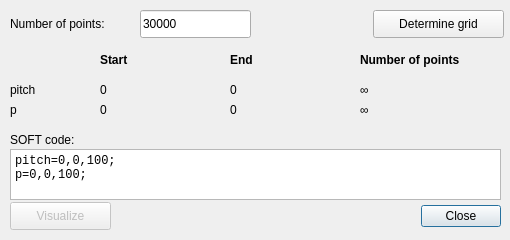
Before: the Qt Designer form ui/grid.ui in hoppe93/codeviz, drawn with Qt 5.
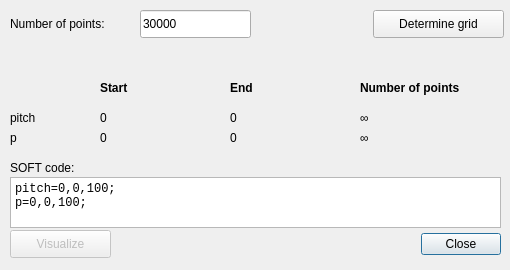
After: the same form once the commit is applied.

```diff
--- a/ui/grid.ui
+++ b/ui/grid.ui
@@ -7,7 +7,7 @@
     <x>0</x>
     <y>0</y>
     <width>510</width>
-    <height>240</height>
+    <height>270</height>
    </rect>
   </property>
   <property name="windowTitle">
@@ -17,7 +17,7 @@
    <property name="geometry">
     <rect>
      <x>200</x>
-     <y>200</y>
+     <y>228</y>
      <width>301</width>
      <height>32</height>
     </rect>
@@ -72,7 +72,7 @@
    <property name="geometry">
     <rect>
      <x>10</x>
-     <y>80</y>
+     <y>108</y>
      <width>31</width>
      <height>20</height>
     </rect>
@@ -85,7 +85,7 @@
    <property name="geometry">
     <rect>
      <x>10</x>
-     <y>100</y>
+     <y>128</y>
      <width>63</width>
      <height>20</height>
     </rect>
@@ -98,7 +98,7 @@
    <property name="geometry">
     <rect>
      <x>100</x>
-     <y>50</y>
+     <y>78</y>
      <width>41</width>
      <height>20</height>
     </rect>
@@ -117,7 +117,7 @@
    <property name="geometry">
     <rect>
      <x>230</x>
-     <y>50</y>
+     <y>78</y>
      <width>31</width>
      <height>20</height>
     </rect>
@@ -136,7 +136,7 @@
    <property name="geometry">
     <rect>
      <x>360</x>
-     <y>50</y>
+     <y>78</y>
      <width>121</width>
      <height>20</height>
     </rect>
@@ -155,7 +155,7 @@
    <property name="geometry">
     <rect>
      <x>100</x>
-     <y>80</y>
+     <y>108</y>
      <width>111</width>
      <height>20</height>
     </rect>
@@ -168,7 +168,7 @@
    <property name="geometry">
     <rect>
      <x>230</x>
-     <y>80</y>
+     <y>108</y>
      <width>111</width>
      <height>20</height>
     </rect>
@@ -181,7 +181,7 @@
    <property name="geometry">
     <rect>
      <x>360</x>
-     <y>80</y>
+     <y>108</y>
      <width>63</width>
      <height>20</height>
     </rect>
@@ -194,7 +194,7 @@
    <property name="geometry">
     <rect>
      <x>100</x>
-     <y>100</y>
+     <y>128</y>
      <width>111</width>
      <height>20</height>
     </rect>
@@ -207,7 +207,7 @@
    <property name="geometry">
     <rect>
      <x>230</x>
-     <y>100</y>
+     <y>128</y>
      <width>111</width>
      <height>20</height>
     </rect>
@@ -220,7 +220,7 @@
    <property name="geometry">
     <rect>
      <x>360</x>
-     <y>100</y>
+     <y>128</y>
      <width>63</width>
      <height>20</height>
     </rect>
@@ -233,7 +233,7 @@
    <property name="geometry">
     <rect>
      <x>10</x>
-     <y>149</y>
+     <y>177</y>
      <width>491</width>
      <height>51</height>
     </rect>
@@ -255,7 +255,7 @@
    <property name="geometry">
     <rect>
      <x>10</x>
-     <y>130</y>
+     <y>158</y>
      <width>81</width>
      <height>20</height>
     </rect>
@@ -271,7 +271,7 @@
    <property name="geometry">
     <rect>
      <x>10</x>
-     <y>202</y>
+     <y>230</y>
      <width>101</width>
      <height>28</height>
     </rect>
```
